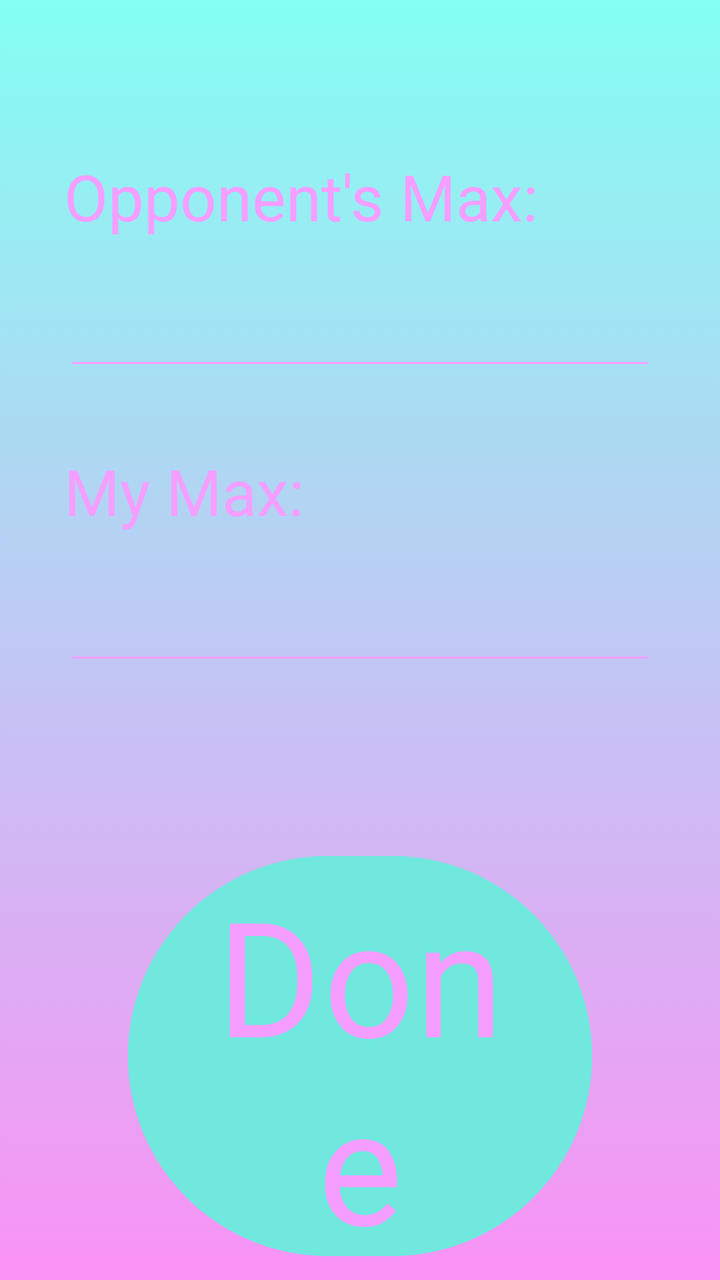
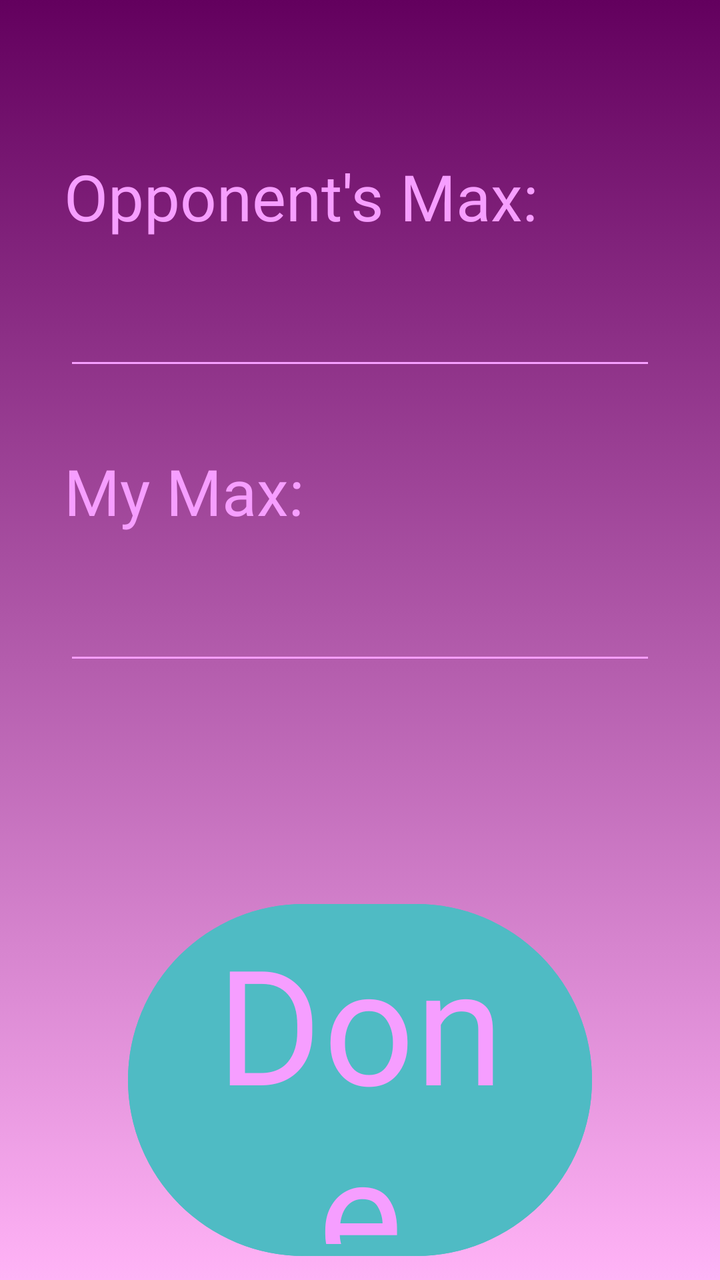

Compare the two renders of this Android layout. The source of the first and the diff that turns it into the second are given below.
<!-- AndroidManifest.xml: application theme Theme.UVSLifeCalc -->
<!-- res/layout/activity_set_max.xml -->
<?xml version="1.0" encoding="utf-8"?>
<androidx.constraintlayout.widget.ConstraintLayout xmlns:android="http://schemas.android.com/apk/res/android"
    xmlns:app="http://schemas.android.com/apk/res-auto"
    xmlns:tools="http://schemas.android.com/tools"
    android:id="@+id/set_max"
    android:layout_width="match_parent"
    android:layout_height="match_parent"
    android:background="@drawable/gradient_background_main"
    tools:context=".SetMax">

    
    <androidx.constraintlayout.widget.Guideline
        android:id="@+id/guideline_h1"
        android:layout_width="wrap_content"
        android:layout_height="wrap_content"
        android:orientation="horizontal"
        app:layout_constraintGuide_percent="0.12" />

    <androidx.constraintlayout.widget.Guideline
        android:id="@+id/guideline_h2"
        android:layout_width="wrap_content"
        android:layout_height="wrap_content"
        android:orientation="horizontal"
        app:layout_constraintGuide_percent="0.22" />

    <androidx.constraintlayout.widget.Guideline
        android:id="@+id/guideline_h3"
        android:layout_width="wrap_content"
        android:layout_height="wrap_content"
        android:orientation="horizontal"
        app:layout_constraintGuide_percent="0.35" />

    <androidx.constraintlayout.widget.Guideline
        android:id="@+id/guideline_h4"
        android:layout_width="wrap_content"
        android:layout_height="wrap_content"
        android:orientation="horizontal"
        app:layout_constraintGuide_percent="0.45" />

    <androidx.constraintlayout.widget.Guideline
        android:id="@+id/guideline_h5"
        android:layout_width="wrap_content"
        android:layout_height="wrap_content"
        android:orientation="horizontal"
        app:layout_constraintGuide_percent="0.65" />

    
    <TextView
        android:id="@+id/oppponent_label"
        android:layout_width="wrap_content"
        android:layout_height="wrap_content"
        android:fontFamily="@font/lobster"
        android:text="Opponent's Max: "
        android:textColor="#F69EFF"
        android:textSize="32sp"
        app:layout_constraintStart_toStartOf="parent"
        app:layout_constraintTop_toTopOf="@+id/guideline_h1"
        app:layout_constraintBottom_toTopOf="@+id/guideline_h2"
        android:layout_marginStart="32dp"
        app:layout_constraintVertical_bias="0.0" />

    
    <EditText
        android:id="@+id/opp_health_2"
        android:layout_width="0dp"
        android:layout_height="wrap_content"
        android:layout_marginStart="32dp"
        android:layout_marginEnd="32dp"
        android:backgroundTint="#F69EFF"
        android:ems="10"
        android:fontFamily="@font/lobster"
        android:inputType="number"
        android:textColor="#F69EFF"
        android:textSize="24sp"
        app:layout_constraintStart_toStartOf="parent"
        app:layout_constraintEnd_toEndOf="parent"
        app:layout_constraintTop_toTopOf="@+id/guideline_h2"
        app:layout_constraintBottom_toTopOf="@+id/guideline_h3"
        app:layout_constraintVertical_bias="0.0" />

    
    <TextView
        android:id="@+id/my_label"
        android:layout_width="wrap_content"
        android:layout_height="wrap_content"
        android:fontFamily="@font/lobster"
        android:text="My Max: "
        android:textColor="#F69EFF"
        android:textSize="32sp"
        android:layout_marginStart="32dp"
        app:layout_constraintStart_toStartOf="parent"
        app:layout_constraintTop_toTopOf="@+id/guideline_h3"
        app:layout_constraintBottom_toTopOf="@+id/guideline_h4"
        app:layout_constraintVertical_bias="0.0" />

    
    <EditText
        android:id="@+id/my_health_2"
        android:layout_width="0dp"
        android:layout_height="wrap_content"
        android:layout_marginStart="32dp"
        android:layout_marginEnd="32dp"
        android:backgroundTint="#F69EFF"
        android:ems="10"
        android:fontFamily="@font/lobster"
        android:inputType="number"
        android:textColor="#F69EFF"
        android:textSize="24sp"
        app:layout_constraintStart_toStartOf="parent"
        app:layout_constraintEnd_toEndOf="parent"
        app:layout_constraintTop_toTopOf="@+id/guideline_h4"
        app:layout_constraintBottom_toTopOf="@+id/guideline_h5"
        app:layout_constraintVertical_bias="0.0" />

    
    <Button
        android:id="@+id/done_button"
        android:layout_width="0dp"
        android:layout_height="0dp"
        android:layout_marginStart="64dp"
        android:layout_marginEnd="64dp"
        android:layout_marginTop="8dp"
        android:layout_marginBottom="8dp"
        android:backgroundTint="#70E8DE"
        android:fontFamily="@font/lobster"
        android:text="Done"
        android:textAlignment="center"
        android:textColor="#F69EFF"
        android:textSize="80sp"
        app:layout_constraintEnd_toEndOf="parent"
        app:layout_constraintStart_toStartOf="parent"
        app:layout_constraintTop_toTopOf="@+id/guideline_h5"
        app:layout_constraintBottom_toBottomOf="parent"
        app:layout_constraintVertical_bias="0.1" />

</androidx.constraintlayout.widget.ConstraintLayout>
<!-- resources referenced by this layout -->
<resources>
  <!-- drawable gradient_background_main (drawable) -->
  <?xml version="1.0" encoding="utf-8"?>
  <selector xmlns:android="http://schemas.android.com/apk/res/android">
      <item>
          <shape>
              <gradient android:startColor="#FA92F5"
                  android:endColor="#84FFF2"
                  android:angle="90"/>
          </shape>
      </item>
  </selector>
  <style name="Theme.UVSLifeCalc" parent="Base.Theme.UVSLifeCalc" />
  <style name="Base.Theme.UVSLifeCalc" parent="Theme.Material3.DayNight.NoActionBar">
          
          
      </style>
</resources>

<!-- the commit's change to res/layout/activity_set_max.xml (unified diff, before → after) -->
@@ -49,14 +49,14 @@
         android:id="@+id/oppponent_label"
         android:layout_width="wrap_content"
         android:layout_height="wrap_content"
+        android:layout_marginStart="32dp"
         android:fontFamily="@font/lobster"
         android:text="Opponent's Max: "
-        android:textColor="#F69EFF"
+        android:textColor="@color/primary"
         android:textSize="32sp"
+        app:layout_constraintBottom_toTopOf="@+id/guideline_h2"
         app:layout_constraintStart_toStartOf="parent"
         app:layout_constraintTop_toTopOf="@+id/guideline_h1"
-        app:layout_constraintBottom_toTopOf="@+id/guideline_h2"
-        android:layout_marginStart="32dp"
         app:layout_constraintVertical_bias="0.0" />
 
     
@@ -66,16 +66,16 @@
         android:layout_height="wrap_content"
         android:layout_marginStart="32dp"
         android:layout_marginEnd="32dp"
-        android:backgroundTint="#F69EFF"
+        android:backgroundTint="@color/primary"
         android:ems="10"
         android:fontFamily="@font/lobster"
         android:inputType="number"
-        android:textColor="#F69EFF"
+        android:textColor="@color/primary"
         android:textSize="24sp"
+        app:layout_constraintBottom_toTopOf="@+id/guideline_h3"
+        app:layout_constraintEnd_toEndOf="parent"
         app:layout_constraintStart_toStartOf="parent"
-        app:layout_constraintEnd_toEndOf="parent"
         app:layout_constraintTop_toTopOf="@+id/guideline_h2"
-        app:layout_constraintBottom_toTopOf="@+id/guideline_h3"
         app:layout_constraintVertical_bias="0.0" />
 
     
@@ -83,14 +83,14 @@
         android:id="@+id/my_label"
         android:layout_width="wrap_content"
         android:layout_height="wrap_content"
+        android:layout_marginStart="32dp"
         android:fontFamily="@font/lobster"
         android:text="My Max: "
-        android:textColor="#F69EFF"
+        android:textColor="@color/primary"
         android:textSize="32sp"
-        android:layout_marginStart="32dp"
+        app:layout_constraintBottom_toTopOf="@+id/guideline_h4"
         app:layout_constraintStart_toStartOf="parent"
         app:layout_constraintTop_toTopOf="@+id/guideline_h3"
-        app:layout_constraintBottom_toTopOf="@+id/guideline_h4"
         app:layout_constraintVertical_bias="0.0" />
 
     
@@ -100,16 +100,16 @@
         android:layout_height="wrap_content"
         android:layout_marginStart="32dp"
         android:layout_marginEnd="32dp"
-        android:backgroundTint="#F69EFF"
+        android:backgroundTint="@color/primary"
         android:ems="10"
         android:fontFamily="@font/lobster"
         android:inputType="number"
-        android:textColor="#F69EFF"
+        android:textColor="@color/primary"
         android:textSize="24sp"
+        app:layout_constraintBottom_toTopOf="@+id/guideline_h5"
+        app:layout_constraintEnd_toEndOf="parent"
         app:layout_constraintStart_toStartOf="parent"
-        app:layout_constraintEnd_toEndOf="parent"
         app:layout_constraintTop_toTopOf="@+id/guideline_h4"
-        app:layout_constraintBottom_toTopOf="@+id/guideline_h5"
         app:layout_constraintVertical_bias="0.0" />
 
     
@@ -118,19 +118,18 @@
         android:layout_width="0dp"
         android:layout_height="0dp"
         android:layout_marginStart="64dp"
+        android:layout_marginTop="32dp"
         android:layout_marginEnd="64dp"
-        android:layout_marginTop="8dp"
         android:layout_marginBottom="8dp"
-        android:backgroundTint="#70E8DE"
+        android:backgroundTint="@color/secondary"
         android:fontFamily="@font/lobster"
         android:text="Done"
         android:textAlignment="center"
-        android:textColor="#F69EFF"
+        android:textColor="@color/primary"
         android:textSize="80sp"
+        app:layout_constraintBottom_toBottomOf="parent"
         app:layout_constraintEnd_toEndOf="parent"
         app:layout_constraintStart_toStartOf="parent"
-        app:layout_constraintTop_toTopOf="@+id/guideline_h5"
-        app:layout_constraintBottom_toBottomOf="parent"
-        app:layout_constraintVertical_bias="0.1" />
+        app:layout_constraintTop_toTopOf="@+id/guideline_h5" />
 
 </androidx.constraintlayout.widget.ConstraintLayout>
<!-- resource entries referenced after the edit -->
@@ -1,17 +1,21 @@
 <!-- resources referenced by this layout -->
 <resources>
+  <color name="primary">#F69EFF</color>
+  <color name="secondary">#4fbbc4</color>
   <!-- drawable gradient_background_main (drawable) -->
   <?xml version="1.0" encoding="utf-8"?>
   <selector xmlns:android="http://schemas.android.com/apk/res/android">
       <item>
           <shape>
-              <gradient android:startColor="#FA92F5"
-                  android:endColor="#84FFF2"
+              <gradient android:endColor="@color/gradient_color_one"
+                  android:startColor="@color/gradient_color_two"
                   android:angle="90"/>
           </shape>
       </item>
   </selector>
   <style name="Theme.UVSLifeCalc" parent="Base.Theme.UVSLifeCalc" />
+  <color name="gradient_color_one">#63005E</color>
+  <color name="gradient_color_two">#FFB3F6</color>
   <style name="Base.Theme.UVSLifeCalc" parent="Theme.Material3.DayNight.NoActionBar">
           
           
